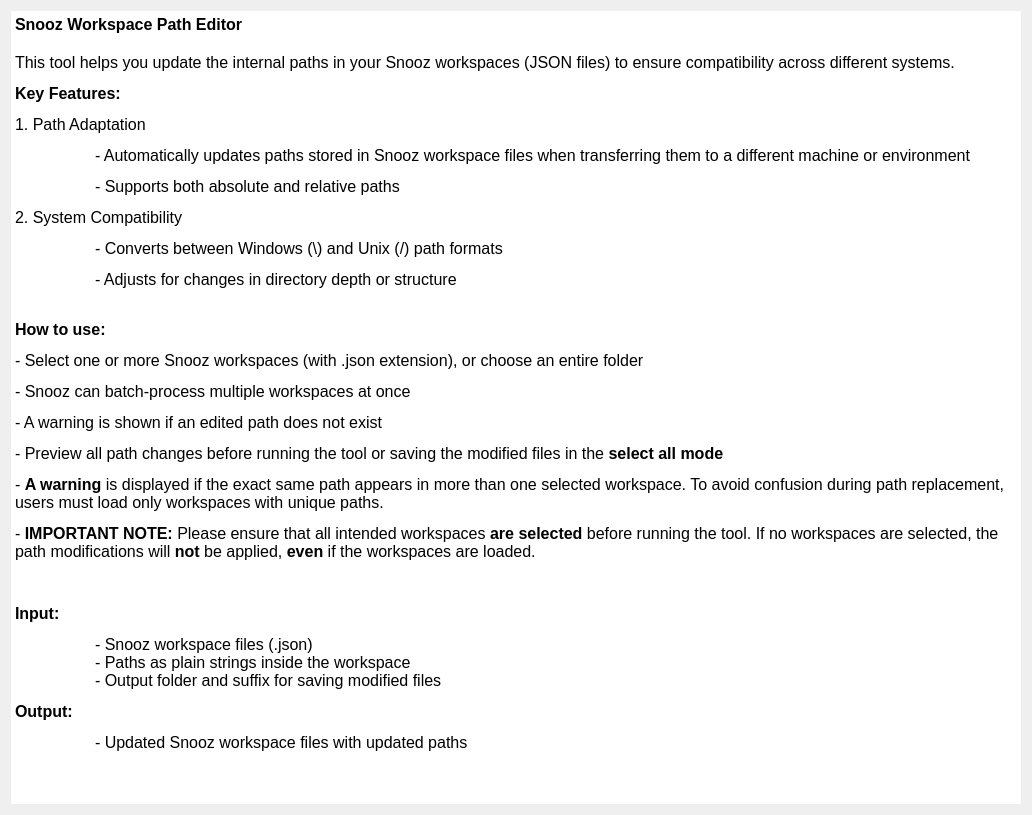
Above: tools/CEAMSTools/EditPathsInSnoozWorkspace/EditPathsInSnoozWorkspaceDescriptionStep/Ui_EditPathsInSnoozWorkspaceDescriptionStep.ui from SnoozToolbox/snooz-package-ceams before the change. Below: the same form after it.
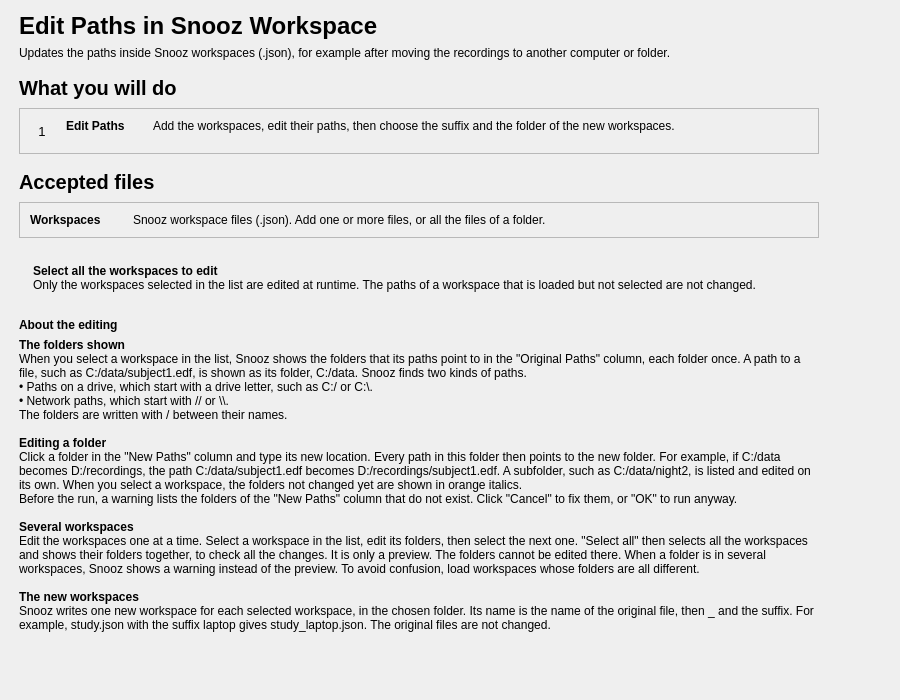
That is the form after the change.

Commit message: Edit Paths in Snooz Workspace: redesigned pages (tool 2.0.2)

The edit to the form file:
```diff
--- a/tools/CEAMSTools/EditPathsInSnoozWorkspace/EditPathsInSnoozWorkspaceDescriptionStep/Ui_EditPathsInSnoozWorkspaceDescriptionStep.ui
+++ b/tools/CEAMSTools/EditPathsInSnoozWorkspace/EditPathsInSnoozWorkspaceDescriptionStep/Ui_EditPathsInSnoozWorkspaceDescriptionStep.ui
@@ -6,69 +6,413 @@
    <rect>
     <x>0</x>
     <y>0</y>
-    <width>1032</width>
-    <height>815</height>
+    <width>900</width>
+    <height>700</height>
    </rect>
   </property>
   <property name="windowTitle">
    <string/>
   </property>
   <layout class="QVBoxLayout" name="verticalLayout">
-   <property name="spacing">
-    <number>25</number>
+   <property name="leftMargin">
+    <number>19</number>
+   </property>
+   <property name="topMargin">
+    <number>12</number>
+   </property>
+   <property name="rightMargin">
+    <number>19</number>
+   </property>
+   <property name="bottomMargin">
+    <number>12</number>
    </property>
    <item>
-    <layout class="QVBoxLayout" name="verticalLayout_4">
+    <layout class="QHBoxLayout" name="content_row" stretch="1,0">
+     <property name="leftMargin">
+      <number>0</number>
+     </property>
+     <property name="topMargin">
+      <number>0</number>
+     </property>
+     <property name="rightMargin">
+      <number>0</number>
+     </property>
+     <property name="bottomMargin">
+      <number>0</number>
+     </property>
      <item>
-      <widget class="QTextEdit" name="textEdit">
-       <property name="frameShape">
-        <enum>QFrame::Shape::NoFrame</enum>
+      <widget class="QWidget" name="content_widget" native="true">
+       <property name="maximumSize">
+        <size>
+         <width>800</width>
+         <height>16777215</height>
+        </size>
        </property>
-       <property name="frameShadow">
-        <enum>QFrame::Shadow::Raised</enum>
-       </property>
-       <property name="lineWidth">
-        <number>0</number>
-       </property>
-       <property name="readOnly">
-        <bool>true</bool>
-       </property>
-       <property name="html">
-        <string>&lt;!DOCTYPE HTML PUBLIC &quot;-//W3C//DTD HTML 4.0//EN&quot; &quot;http://www.w3.org/TR/REC-html40/strict.dtd&quot;&gt;
-&lt;html&gt;&lt;head&gt;&lt;meta name=&quot;qrichtext&quot; content=&quot;1&quot; /&gt;&lt;meta charset=&quot;utf-8&quot; /&gt;&lt;style type=&quot;text/css&quot;&gt;
-p, li { white-space: pre-wrap; }
-hr { height: 1px; border-width: 0; }
-li.unchecked::marker { content: &quot;\2610&quot;; }
-li.checked::marker { content: &quot;\2612&quot;; }
-&lt;/style&gt;&lt;/head&gt;&lt;body style=&quot; font-size:12pt; font-weight:400; font-style:normal;&quot;&gt;
-&lt;p style=&quot; margin-top:0px; margin-bottom:0px; margin-left:0px; margin-right:0px; -qt-block-indent:0; text-indent:0px;&quot;&gt;&lt;span style=&quot; font-weight:700;&quot;&gt;Snooz Workspace Path Editor&lt;/span&gt;&lt;/p&gt;
-&lt;p style=&quot;-qt-paragraph-type:empty; margin-top:0px; margin-bottom:0px; margin-left:0px; margin-right:0px; -qt-block-indent:0; text-indent:0px; font-weight:700;&quot;&gt;&lt;br /&gt;&lt;/p&gt;
-&lt;p style=&quot; margin-top:0px; margin-bottom:0px; margin-left:0px; margin-right:0px; -qt-block-indent:0; text-indent:0px;&quot;&gt;This tool helps you update the internal paths in your Snooz workspaces (JSON files) to ensure compatibility across different systems.&lt;/p&gt;
-&lt;p style=&quot; margin-top:12px; margin-bottom:12px; margin-left:0px; margin-right:0px; -qt-block-indent:0; text-indent:0px;&quot;&gt;&lt;span style=&quot; font-weight:700;&quot;&gt;Key Features:&lt;/span&gt;&lt;/p&gt;
-&lt;p style=&quot; margin-top:12px; margin-bottom:12px; margin-left:0px; margin-right:0px; -qt-block-indent:0; text-indent:0px;&quot;&gt;1. Path Adaptation&lt;/p&gt;
-&lt;p style=&quot; margin-top:12px; margin-bottom:12px; margin-left:0px; margin-right:0px; -qt-block-indent:0; text-indent:0px;&quot;&gt;	- Automatically updates paths stored in Snooz workspace files when transferring them to a different machine or environment&lt;/p&gt;
-&lt;p style=&quot; margin-top:12px; margin-bottom:12px; margin-left:0px; margin-right:0px; -qt-block-indent:0; text-indent:0px;&quot;&gt;	- Supports both absolute and relative paths&lt;/p&gt;
-&lt;p style=&quot; margin-top:12px; margin-bottom:12px; margin-left:0px; margin-right:0px; -qt-block-indent:0; text-indent:0px;&quot;&gt;2. System Compatibility&lt;/p&gt;
-&lt;p style=&quot; margin-top:12px; margin-bottom:12px; margin-left:0px; margin-right:0px; -qt-block-indent:0; text-indent:0px;&quot;&gt;	- Converts between Windows (\) and Unix (/) path formats&lt;/p&gt;
-&lt;p style=&quot; margin-top:12px; margin-bottom:12px; margin-left:0px; margin-right:0px; -qt-block-indent:0; text-indent:0px;&quot;&gt;	- Adjusts for changes in directory depth or structure&lt;/p&gt;
-&lt;p style=&quot;-qt-paragraph-type:empty; margin-top:0px; margin-bottom:0px; margin-left:0px; margin-right:0px; -qt-block-indent:0; text-indent:0px;&quot;&gt;&lt;br /&gt;&lt;/p&gt;
-&lt;p style=&quot; margin-top:0px; margin-bottom:0px; margin-left:0px; margin-right:0px; -qt-block-indent:0; text-indent:0px;&quot;&gt;&lt;span style=&quot; font-weight:700;&quot;&gt;How to use:&lt;/span&gt;&lt;/p&gt;
-&lt;p style=&quot; margin-top:12px; margin-bottom:12px; margin-left:0px; margin-right:0px; -qt-block-indent:0; text-indent:0px;&quot;&gt;- Select one or more Snooz workspaces (with .json extension), or choose an entire folder&lt;/p&gt;
-&lt;p style=&quot; margin-top:12px; margin-bottom:12px; margin-left:0px; margin-right:0px; -qt-block-indent:0; text-indent:0px;&quot;&gt;- Snooz can batch-process multiple workspaces at once&lt;/p&gt;
-&lt;p style=&quot; margin-top:12px; margin-bottom:12px; margin-left:0px; margin-right:0px; -qt-block-indent:0; text-indent:0px;&quot;&gt;- A warning is shown if an edited path does not exist&lt;/p&gt;
-&lt;p style=&quot; margin-top:12px; margin-bottom:12px; margin-left:0px; margin-right:0px; -qt-block-indent:0; text-indent:0px;&quot;&gt;- Preview all path changes before running the tool or saving the modified files in the &lt;span style=&quot; font-weight:700;&quot;&gt;select all mode&lt;/span&gt;&lt;/p&gt;
-&lt;p style=&quot; margin-top:12px; margin-bottom:12px; margin-left:0px; margin-right:0px; -qt-block-indent:0; text-indent:0px;&quot;&gt;- &lt;span style=&quot; font-weight:700;&quot;&gt;A warning&lt;/span&gt; is displayed if the exact same path appears in more than one selected workspace. To avoid confusion during path replacement, users must load only workspaces with unique paths.&lt;/p&gt;
-&lt;p style=&quot; margin-top:12px; margin-bottom:12px; margin-left:0px; margin-right:0px; -qt-block-indent:0; text-indent:0px;&quot;&gt;- &lt;span style=&quot; font-weight:700;&quot;&gt;IMPORTANT NOTE:&lt;/span&gt; Please ensure that all intended workspaces &lt;span style=&quot; font-weight:700;&quot;&gt;are selected&lt;/span&gt; before running the tool. If no workspaces are selected, the path modifications will &lt;span style=&quot; font-weight:700;&quot;&gt;not&lt;/span&gt; be applied, &lt;span style=&quot; font-weight:700;&quot;&gt;even&lt;/span&gt; if the workspaces are loaded.&lt;/p&gt;
-&lt;p style=&quot;-qt-paragraph-type:empty; margin-top:12px; margin-bottom:12px; margin-left:0px; margin-right:0px; -qt-block-indent:0; text-indent:0px;&quot;&gt;&lt;br /&gt;&lt;/p&gt;
-&lt;p style=&quot; margin-top:0px; margin-bottom:0px; margin-left:0px; margin-right:0px; -qt-block-indent:0; text-indent:0px;&quot;&gt;&lt;span style=&quot; font-weight:700;&quot;&gt;Input:&lt;/span&gt;&lt;/p&gt;
-&lt;p style=&quot; margin-top:12px; margin-bottom:12px; margin-left:0px; margin-right:0px; -qt-block-indent:0; text-indent:0px;&quot;&gt;	- Snooz workspace files (.json)&lt;br /&gt;	- Paths as plain strings inside the workspace&lt;br /&gt;	- Output folder and suffix for saving modified files&lt;/p&gt;
-&lt;p style=&quot; margin-top:12px; margin-bottom:12px; margin-left:0px; margin-right:0px; -qt-block-indent:0; text-indent:0px;&quot;&gt;&lt;span style=&quot; font-weight:700;&quot;&gt;Output:&lt;/span&gt;&lt;/p&gt;
-&lt;p style=&quot; margin-top:12px; margin-bottom:12px; margin-left:0px; margin-right:0px; -qt-block-indent:0; text-indent:0px;&quot;&gt;	- Updated Snooz workspace files with updated paths&lt;/p&gt;&lt;/body&gt;&lt;/html&gt;</string>
-       </property>
+       <layout class="QVBoxLayout" name="content_layout">
+        <property name="spacing">
+         <number>16</number>
+        </property>
+        <property name="leftMargin">
+         <number>0</number>
+        </property>
+        <property name="topMargin">
+         <number>0</number>
+        </property>
+        <property name="rightMargin">
+         <number>0</number>
+        </property>
+        <property name="bottomMargin">
+         <number>0</number>
+        </property>
+        <item>
+         <layout class="QVBoxLayout" name="header_layout">
+          <property name="spacing">
+           <number>6</number>
+          </property>
+          <item>
+           <widget class="QLabel" name="title_label">
+            <property name="font">
+             <font>
+              <pointsize>18</pointsize>
+              <bold>true</bold>
+             </font>
+            </property>
+            <property name="text">
+             <string>Edit Paths in Snooz Workspace</string>
+            </property>
+           </widget>
+          </item>
+          <item>
+           <widget class="QLabel" name="subtitle_label">
+            <property name="text">
+             <string>Updates the paths inside Snooz workspaces (.json), for example after moving the recordings to another computer or folder.</string>
+            </property>
+            <property name="wordWrap">
+             <bool>true</bool>
+            </property>
+            <property name="variant" stdset="0">
+             <string notr="true">help</string>
+            </property>
+           </widget>
+          </item>
+         </layout>
+        </item>
+        <item>
+         <layout class="QVBoxLayout" name="steps_section_layout">
+          <property name="spacing">
+           <number>8</number>
+          </property>
+          <item>
+           <widget class="QLabel" name="steps_title_label">
+            <property name="font">
+             <font>
+              <pointsize>15</pointsize>
+              <bold>true</bold>
+             </font>
+            </property>
+            <property name="text">
+             <string>What you will do</string>
+            </property>
+           </widget>
+          </item>
+          <item>
+           <widget class="QFrame" name="steps_card">
+            <property name="frameShape">
+             <enum>QFrame::Shape::StyledPanel</enum>
+            </property>
+            <property name="frameShadow">
+             <enum>QFrame::Shadow::Raised</enum>
+            </property>
+            <layout class="QVBoxLayout" name="steps_card_layout">
+             <property name="spacing">
+              <number>10</number>
+             </property>
+             <property name="leftMargin">
+              <number>10</number>
+             </property>
+             <property name="topMargin">
+              <number>10</number>
+             </property>
+             <property name="rightMargin">
+              <number>10</number>
+             </property>
+             <property name="bottomMargin">
+              <number>10</number>
+             </property>
+             <item>
+              <layout class="QGridLayout" name="steps_grid" columnstretch="0,0,0,1">
+               <property name="horizontalSpacing">
+                <number>12</number>
+               </property>
+               <property name="verticalSpacing">
+                <number>10</number>
+               </property>
+               <item row="0" column="0" alignment="Qt::AlignmentFlag::AlignTop">
+                <widget class="QLabel" name="step_1_number_label">
+                 <property name="font">
+                  <font>
+                   <pointsize>10</pointsize>
+                  </font>
+                 </property>
+                 <property name="text">
+                  <string>1</string>
+                 </property>
+                 <property name="variant" stdset="0">
+                  <string notr="true">step_number</string>
+                 </property>
+                 <property name="minimumSize">
+                  <size>
+                   <width>24</width>
+                   <height>24</height>
+                  </size>
+                 </property>
+                 <property name="maximumSize">
+                  <size>
+                   <width>24</width>
+                   <height>24</height>
+                  </size>
+                 </property>
+                 <property name="alignment">
+                  <set>Qt::AlignmentFlag::AlignCenter</set>
+                 </property>
+                </widget>
+               </item>
+               <item row="0" column="1">
+                <widget class="QLabel" name="step_1_name_label">
+                 <property name="font">
+                  <font>
+                   <bold>true</bold>
+                  </font>
+                 </property>
+                 <property name="text">
+                  <string>Edit Paths</string>
+                 </property>
+                 <property name="alignment">
+                  <set>Qt::AlignmentFlag::AlignLeading|Qt::AlignmentFlag::AlignLeft|Qt::AlignmentFlag::AlignTop</set>
+                 </property>
+                </widget>
+               </item>
+               <item row="0" column="2">
+                <spacer name="steps_gap">
+                 <property name="orientation">
+                  <enum>Qt::Orientation::Horizontal</enum>
+                 </property>
+                 <property name="sizeType">
+                  <enum>QSizePolicy::Policy::Fixed</enum>
+                 </property>
+                 <property name="sizeHint" stdset="0">
+                  <size>
+                   <width>16</width>
+                   <height>20</height>
+                  </size>
+                 </property>
+                </spacer>
+               </item>
+               <item row="0" column="3">
+                <widget class="QLabel" name="step_1_label">
+                 <property name="text">
+                  <string>Add the workspaces, edit their paths, then choose the suffix and the folder of the new workspaces.</string>
+                 </property>
+                 <property name="wordWrap">
+                  <bool>true</bool>
+                 </property>
+                 <property name="variant" stdset="0">
+                  <string notr="true">help</string>
+                 </property>
+                 <property name="alignment">
+                  <set>Qt::AlignmentFlag::AlignLeading|Qt::AlignmentFlag::AlignLeft|Qt::AlignmentFlag::AlignTop</set>
+                 </property>
+                </widget>
+               </item>
+              </layout>
+             </item>
+            </layout>
+           </widget>
+          </item>
+         </layout>
+        </item>
+        <item>
+         <layout class="QVBoxLayout" name="files_section_layout">
+          <property name="spacing">
+           <number>8</number>
+          </property>
+          <item>
+           <widget class="QLabel" name="files_title_label">
+            <property name="font">
+             <font>
+              <pointsize>15</pointsize>
+              <bold>true</bold>
+             </font>
+            </property>
+            <property name="text">
+             <string>Accepted files</string>
+            </property>
+           </widget>
+          </item>
+          <item>
+           <widget class="QFrame" name="files_card">
+            <property name="frameShape">
+             <enum>QFrame::Shape::StyledPanel</enum>
+            </property>
+            <property name="frameShadow">
+             <enum>QFrame::Shadow::Raised</enum>
+            </property>
+            <layout class="QVBoxLayout" name="files_card_layout">
+             <property name="spacing">
+              <number>10</number>
+             </property>
+             <property name="leftMargin">
+              <number>10</number>
+             </property>
+             <property name="topMargin">
+              <number>10</number>
+             </property>
+             <property name="rightMargin">
+              <number>10</number>
+             </property>
+             <property name="bottomMargin">
+              <number>10</number>
+             </property>
+             <item>
+              <layout class="QGridLayout" name="files_grid" columnstretch="0,1">
+               <property name="horizontalSpacing">
+                <number>32</number>
+               </property>
+               <property name="verticalSpacing">
+                <number>6</number>
+               </property>
+               <item row="0" column="0">
+                <widget class="QLabel" name="file_1_name_label">
+                 <property name="font">
+                  <font>
+                   <bold>true</bold>
+                  </font>
+                 </property>
+                 <property name="text">
+                  <string>Workspaces</string>
+                 </property>
+                </widget>
+               </item>
+               <item row="0" column="1">
+                <widget class="QLabel" name="file_1_label">
+                 <property name="text">
+                  <string>Snooz workspace files (.json). Add one or more files, or all the files of a folder.</string>
+                 </property>
+                 <property name="wordWrap">
+                  <bool>true</bool>
+                 </property>
+                </widget>
+               </item>
+              </layout>
+             </item>
+            </layout>
+           </widget>
+          </item>
+         </layout>
+        </item>
+        <item>
+         <widget class="QFrame" name="selected_warning">
+          <property name="frameShape">
+           <enum>QFrame::Shape::NoFrame</enum>
+          </property>
+          <property name="variant" stdset="0">
+           <string notr="true">warning</string>
+          </property>
+          <layout class="QHBoxLayout" name="selected_warning_layout">
+           <property name="leftMargin">
+            <number>14</number>
+           </property>
+           <property name="topMargin">
+            <number>10</number>
+           </property>
+           <property name="rightMargin">
+            <number>14</number>
+           </property>
+           <property name="bottomMargin">
+            <number>10</number>
+           </property>
+           <item>
+            <widget class="QLabel" name="selected_warning_label">
+             <property name="text">
+              <string>&lt;b&gt;Select all the workspaces to edit&lt;/b&gt;&lt;br/&gt;Only the workspaces selected in the list are edited at runtime. The paths of a workspace that is loaded but not selected are not changed.</string>
+             </property>
+             <property name="textFormat">
+              <enum>Qt::TextFormat::RichText</enum>
+             </property>
+             <property name="wordWrap">
+              <bool>true</bool>
+             </property>
+            </widget>
+           </item>
+          </layout>
+         </widget>
+        </item>
+        <item>
+         <layout class="QVBoxLayout" name="about_editing_layout">
+          <property name="spacing">
+           <number>6</number>
+          </property>
+          <item>
+           <widget class="QLabel" name="about_editing_title_label">
+            <property name="font">
+             <font>
+              <bold>true</bold>
+             </font>
+            </property>
+            <property name="text">
+             <string>About the editing</string>
+            </property>
+           </widget>
+          </item>
+          <item>
+           <widget class="QLabel" name="about_editing_label">
+            <property name="text">
+             <string>&lt;b&gt;The folders shown&lt;/b&gt;&lt;br/&gt;When you select a workspace in the list, Snooz shows the folders that its paths point to in the "Original Paths" column, each folder once. A path to a file, such as C:/data/subject1.edf, is shown as its folder, C:/data. Snooz finds two kinds of paths.&lt;br/&gt;• Paths on a drive, which start with a drive letter, such as C:/ or C:\.&lt;br/&gt;• Network paths, which start with // or \\.&lt;br/&gt;The folders are written with / between their names.&lt;br/&gt;&lt;br/&gt;&lt;b&gt;Editing a folder&lt;/b&gt;&lt;br/&gt;Click a folder in the "New Paths" column and type its new location. Every path in this folder then points to the new folder. For example, if C:/data becomes D:/recordings, the path C:/data/subject1.edf becomes D:/recordings/subject1.edf. A subfolder, such as C:/data/night2, is listed and edited on its own. When you select a workspace, the folders not changed yet are shown in orange italics.&lt;br/&gt;Before the run, a warning lists the folders of the "New Paths" column that do not exist. Click "Cancel" to fix them, or "OK" to run anyway.&lt;br/&gt;&lt;br/&gt;&lt;b&gt;Several workspaces&lt;/b&gt;&lt;br/&gt;Edit the workspaces one at a time. Select a workspace in the list, edit its folders, then select the next one. "Select all" then selects all the workspaces and shows their folders together, to check all the changes. It is only a preview. The folders cannot be edited there. When a folder is in several workspaces, Snooz shows a warning instead of the preview. To avoid confusion, load workspaces whose folders are all different.&lt;br/&gt;&lt;br/&gt;&lt;b&gt;The new workspaces&lt;/b&gt;&lt;br/&gt;Snooz writes one new workspace for each selected workspace, in the chosen folder. Its name is the name of the original file, then _ and the suffix. For example, study.json with the suffix laptop gives study_laptop.json. The original files are not changed.</string>
+            </property>
+            <property name="textFormat">
+             <enum>Qt::TextFormat::RichText</enum>
+            </property>
+            <property name="wordWrap">
+             <bool>true</bool>
+            </property>
+            <property name="variant" stdset="0">
+             <string notr="true">help</string>
+            </property>
+           </widget>
+          </item>
+         </layout>
+        </item>
+       </layout>
       </widget>
      </item>
+     <item>
+      <spacer name="content_spacer">
+       <property name="orientation">
+        <enum>Qt::Orientation::Horizontal</enum>
+       </property>
+       <property name="sizeHint" stdset="0">
+        <size>
+         <width>40</width>
+         <height>20</height>
+        </size>
+       </property>
+      </spacer>
+     </item>
     </layout>
    </item>
+   <item>
+    <spacer name="verticalSpacer">
+     <property name="orientation">
+      <enum>Qt::Orientation::Vertical</enum>
+     </property>
+     <property name="sizeHint" stdset="0">
+      <size>
+       <width>40</width>
+       <height>20</height>
+      </size>
+     </property>
+    </spacer>
+   </item>
   </layout>
  </widget>
  <resources>
```
Left out of the diff: 6 changed lines with no effect on the pictures. The commit also changes 10 other files.
